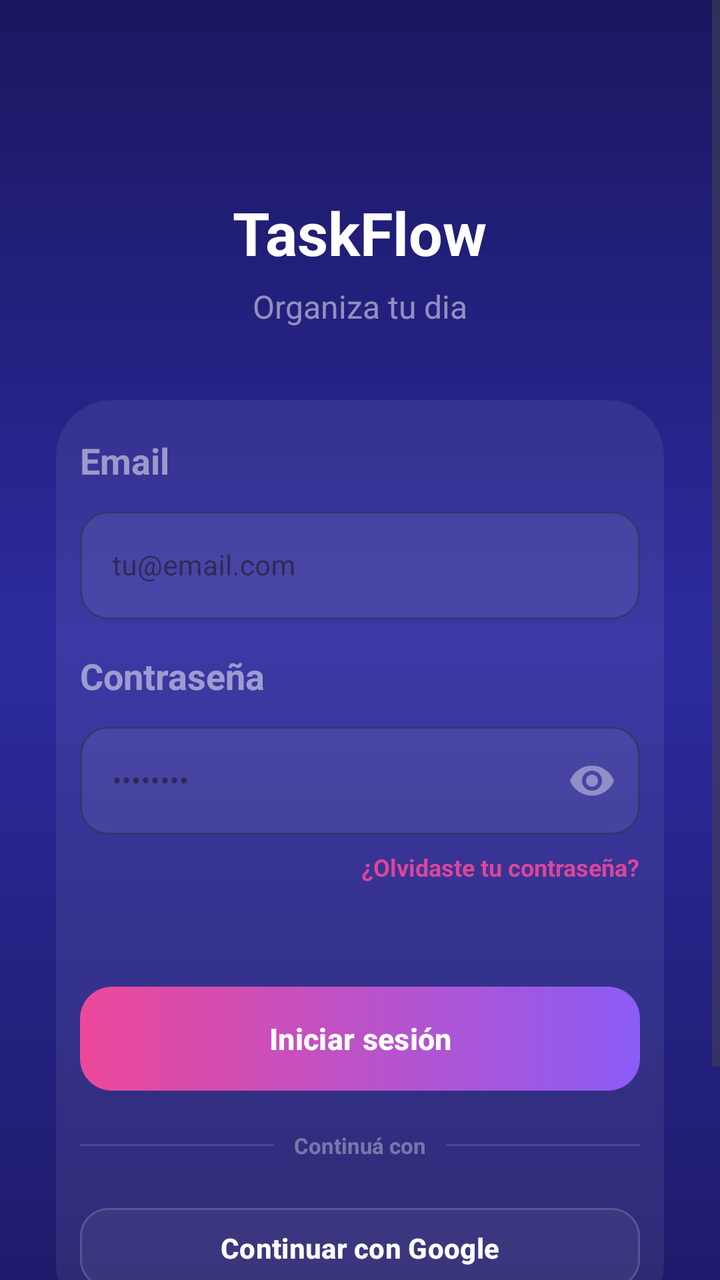
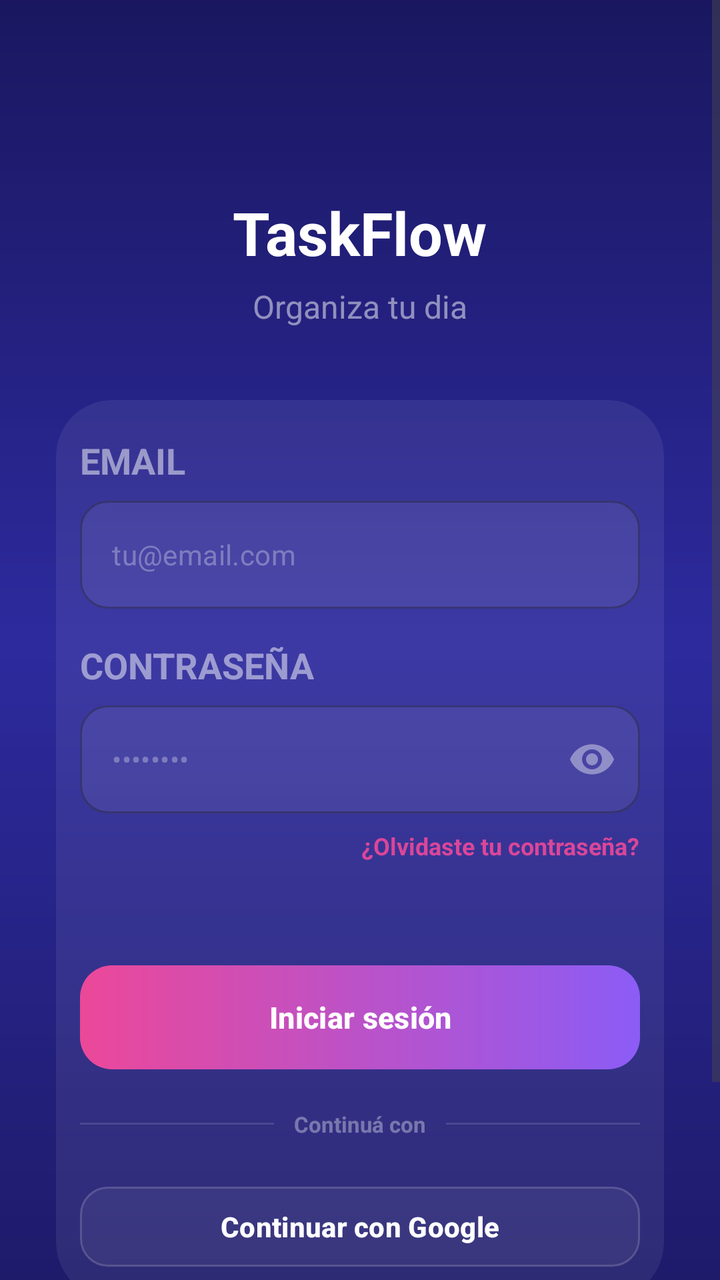

Compare the two renders of this Android layout. The source of the first and the diff that turns it into the second are given below.
<!-- AndroidManifest.xml: application theme Theme.AppTareas -->
<!-- res/layout/login.xml -->
<?xml version="1.0" encoding="utf-8"?>
<ScrollView
    xmlns:android="http://schemas.android.com/apk/res/android"
    android:layout_width="match_parent"
    android:layout_height="match_parent"
    xmlns:app="http://schemas.android.com/apk/res-auto"
    android:background="@drawable/bg_gradient_login"
    android:fillViewport="true"> 

    <LinearLayout
        android:layout_width="match_parent"
        android:layout_height="wrap_content"
        android:orientation="vertical"
        android:gravity="center_horizontal"
        android:paddingStart="28dp"
        android:paddingEnd="28dp"
        android:paddingTop="80dp"
        android:paddingBottom="40dp">

        <TextView
            android:layout_width="wrap_content"
            android:layout_height="wrap_content"
            android:layout_marginTop="16dp"
            android:text="TaskFlow"
            android:textColor="#FFFFFF"
            android:textSize="30sp"
            android:textStyle="bold" />

        <TextView
        android:layout_width="wrap_content"
        android:layout_height="wrap_content"
        android:layout_marginTop="6dp"
        android:text="Organiza tu dia"
        android:textColor="#80FFFFFF"
        android:textSize="16sp"
         />

    
    <androidx.cardview.widget.CardView
        android:layout_width="match_parent"
        android:layout_height="wrap_content"
        android:layout_marginTop="36dp"
        app:cardCornerRadius="28dp"
        app:cardBackgroundColor="#12FFFFFF"
        app:cardElevation="0dp">

        <LinearLayout
            android:layout_width="match_parent"
            android:layout_height="wrap_content"
            android:orientation="vertical"
            android:padding="12dp">

            
            <TextView
                android:layout_width="wrap_content"
                android:layout_height="wrap_content"
                android:layout_marginTop="6dp"
                android:text="Email"
                android:textColor="#80FFFFFF"
                android:textSize="18sp"
                android:textStyle="bold" />

            <com.google.android.material.textfield.TextInputLayout
                android:id="@+id/tilEmail"
                android:layout_width="match_parent"
                android:layout_height="wrap_content"
                android:layout_marginTop="8dp"
                style="@style/Widget.MaterialComponents.TextInputLayout.OutlinedBox"
                app:boxCornerRadiusTopStart="14dp"
                app:boxCornerRadiusTopEnd="14dp"
                app:boxCornerRadiusBottomStart="14dp"
                app:boxCornerRadiusBottomEnd="14dp"
                app:boxStrokeWidth="1dp"
                app:boxBackgroundColor="#12FFFFFF"
                app:startIconTint="#66FFFFFF">

                <com.google.android.material.textfield.TextInputEditText
                    android:id="@+id/etEmail"
                    android:layout_width="match_parent"
                    android:layout_height="54dp"
                    android:hint="tu@email.com"
                    android:textColor="#FFFFFF"
                    android:textColorHint="#4DFFFFFF"
                    android:inputType="textEmailAddress"
                    android:textSize="14sp" />

            </com.google.android.material.textfield.TextInputLayout>

            <TextView
                android:layout_width="wrap_content"
                android:layout_height="wrap_content"
                android:layout_marginTop="16dp"
                android:text="Contraseña"
                android:textColor="#80FFFFFF"
                android:textSize="18sp"
                android:textStyle="bold" />

            
            <com.google.android.material.textfield.TextInputLayout
                android:id="@+id/tilPassword"
                android:layout_width="match_parent"
                android:layout_height="wrap_content"
                android:layout_marginTop="8dp"
                style="@style/Widget.MaterialComponents.TextInputLayout.OutlinedBox"
                app:boxCornerRadiusTopStart="14dp"
                app:boxCornerRadiusTopEnd="14dp"
                app:boxCornerRadiusBottomStart="14dp"
                app:boxCornerRadiusBottomEnd="14dp"

                app:boxStrokeWidth="1dp"
                app:boxBackgroundColor="#12FFFFFF"
                app:startIconTint="#66FFFFFF"
                app:endIconMode="password_toggle"
                app:endIconTint="#66FFFFFF"
                >

                <com.google.android.material.textfield.TextInputEditText
                    android:id="@+id/etpassword"
                    android:layout_width="match_parent"
                    android:layout_height="54dp"
                    android:hint="••••••••"
                    android:textColor="#FFFFFF"
                    android:textColorHint="#4DFFFFFF"
                    android:inputType="textPassword"
                    android:textSize="14sp" />

            </com.google.android.material.textfield.TextInputLayout>

            
            <TextView
                android:id="@+id/forgotPassword"
                android:layout_width="wrap_content"
                android:layout_height="wrap_content"
                android:layout_gravity="end"
                android:layout_marginTop="8dp"
                android:clickable="true"
                android:focusable="true"
                android:minHeight="48dp"
                android:text="¿Olvidaste tu contraseña?"
                android:textColor="#E6EC4899"
                android:textSize="12sp"
                android:textStyle="bold" />

            
            <Button
                android:id="@+id/btnLogin"
                android:layout_width="match_parent"
                android:layout_height="52dp"
                android:layout_marginTop="20dp"
                android:text="Iniciar sesión"
                android:textColor="#FFFFFF"
                android:background="@drawable/bg_button_gradient"
                app:backgroundTint="@null"
                android:textSize="15sp"
                android:textStyle="bold"
                android:stateListAnimator="@null"
                android:elevation="0dp" />

            
            <LinearLayout
                android:layout_width="match_parent"
                android:layout_height="wrap_content"
                android:orientation="horizontal"
                android:gravity="center_vertical"
                android:layout_marginTop="20dp"
                android:layout_marginBottom="20dp">

                <View
                    android:layout_width="0dp"
                    android:layout_height="1dp"
                    android:layout_weight="1"
                    android:background="#1FFFFFFF" />

                <TextView
                    android:layout_width="wrap_content"
                    android:layout_height="wrap_content"
                    android:paddingStart="10dp"
                    android:paddingEnd="10dp"
                    android:text="Continuá con"
                    android:textColor="#59FFFFFF"
                    android:textSize="11sp"
                    android:textStyle="bold" />

                <View
                    android:layout_width="0dp"
                    android:layout_height="1dp"
                    android:layout_weight="1"
                    android:background="#1FFFFFFF" />

            </LinearLayout>

            <com.google.android.material.button.MaterialButton
                android:id="@+id/btnGoogle"
                android:layout_width="match_parent"
                android:layout_height="48dp"
                android:text="Continuar con Google"
                android:textColor="#FFFFFF"
                android:textSize="14sp"
                android:textStyle="bold"
                app:strokeColor="#26FFFFFF"
                app:strokeWidth="1dp"
                app:cornerRadius="14dp"
                app:backgroundTint="#0DFFFFFF"
                android:elevation="0dp"
                android:stateListAnimator="@null" />


        </LinearLayout>


    </androidx.cardview.widget.CardView>



        
        <LinearLayout
            android:layout_width="wrap_content"
            android:layout_height="wrap_content"
            android:orientation="horizontal"
            android:layout_marginTop="20dp">

            <TextView
                android:layout_width="wrap_content"
                android:layout_height="wrap_content"
                android:text="¿No tenés cuenta? "
                android:textColor="#73FFFFFF"
                android:textSize="13sp" />

            <TextView
                android:id="@+id/tvSignUp"
                android:layout_width="wrap_content"
                android:layout_height="wrap_content"
                android:text="Registrate"
                android:textColor="#E6EC4899"
                android:textSize="13sp"
                android:textStyle="bold"
                android:clickable="true"
                android:focusable="true"
                android:minHeight="48dp"
                android:gravity="center_vertical" />

        </LinearLayout>



    </LinearLayout>


</ScrollView>
<!-- resources referenced by this layout -->
<resources>
  <!-- drawable bg_button_gradient (drawable) -->
  <?xml version="1.0" encoding="utf-8"?>
  <shape xmlns:android="http://schemas.android.com/apk/res/android"
      android:shape="rectangle">
      <gradient
          android:type="linear"
          android:angle="0"
          android:startColor="#FFEC4899"
          android:endColor="#FF8B5CF6" />
      <corners android:radius="16dp" />
  </shape>
  <!-- drawable bg_gradient_login (drawable) -->
  <?xml version="1.0" encoding="utf-8"?>
  <shape xmlns:android="http://schemas.android.com/apk/res/android">
  
      <gradient
          android:type="linear"
          android:angle="160"
          android:startColor="#FF1A1760"
          android:centerColor="#FF2D2A9E"
          android:endColor="#FF1E1B6B" />
  
  
  </shape>
  <style name="Theme.AppTareas" parent="Base.Theme.AppTareas" />
  <style name="Base.Theme.AppTareas" parent="Theme.Material3.DayNight.NoActionBar">
          
          
      </style>
</resources>

<!-- the commit's change to res/layout/login.xml (unified diff, before → after) -->
@@ -5,7 +5,7 @@
     android:layout_height="match_parent"
     xmlns:app="http://schemas.android.com/apk/res-auto"
     android:background="@drawable/bg_gradient_login"
-    android:fillViewport="true"> 
+    android:fillViewport="true">
 
     <LinearLayout
         android:layout_width="match_parent"
@@ -21,208 +21,196 @@
             android:layout_width="wrap_content"
             android:layout_height="wrap_content"
             android:layout_marginTop="16dp"
-            android:text="TaskFlow"
+            android:text="@string/title_taskflow"
             android:textColor="#FFFFFF"
             android:textSize="30sp"
             android:textStyle="bold" />
 
         <TextView
-        android:layout_width="wrap_content"
-        android:layout_height="wrap_content"
-        android:layout_marginTop="6dp"
-        android:text="Organiza tu dia"
-        android:textColor="#80FFFFFF"
-        android:textSize="16sp"
-         />
-
-    
-    <androidx.cardview.widget.CardView
-        android:layout_width="match_parent"
-        android:layout_height="wrap_content"
-        android:layout_marginTop="36dp"
-        app:cardCornerRadius="28dp"
-        app:cardBackgroundColor="#12FFFFFF"
-        app:cardElevation="0dp">
+            android:layout_width="wrap_content"
+            android:layout_height="wrap_content"
+            android:layout_marginTop="6dp"
+            android:text="@string/subtitle_organiza_dia"
+            android:textColor="#80FFFFFF"
+            android:textSize="16sp" />
+
+        <androidx.cardview.widget.CardView
+            android:layout_width="match_parent"
+            android:layout_height="wrap_content"
+            android:layout_marginTop="36dp"
+            app:cardCornerRadius="28dp"
+            app:cardBackgroundColor="#12FFFFFF"
+            app:cardElevation="0dp">
+
+            <LinearLayout
+                android:layout_width="match_parent"
+                android:layout_height="wrap_content"
+                android:orientation="vertical"
+                android:padding="12dp">
+
+                <TextView
+                    android:layout_width="wrap_content"
+                    android:layout_height="wrap_content"
+                    android:layout_marginTop="6dp"
+                    android:text="@string/label_email"
+                    android:textColor="#80FFFFFF"
+                    android:textSize="18sp"
+                    android:textStyle="bold" />
+
+                <com.google.android.material.textfield.TextInputLayout
+                    android:id="@+id/tilEmail"
+                    android:layout_width="match_parent"
+                    android:layout_height="wrap_content"
+                    android:layout_marginTop="8dp"
+                    style="@style/Widget.MaterialComponents.TextInputLayout.OutlinedBox"
+                    app:hintEnabled="false"
+                    app:boxCornerRadiusTopStart="14dp"
+                    app:boxCornerRadiusTopEnd="14dp"
+                    app:boxCornerRadiusBottomStart="14dp"
+                    app:boxCornerRadiusBottomEnd="14dp"
+                    app:boxStrokeWidth="1dp"
+                    app:boxBackgroundColor="#12FFFFFF"
+                    app:startIconTint="#66FFFFFF">
+
+                    <com.google.android.material.textfield.TextInputEditText
+                        android:id="@+id/etEmail"
+                        android:layout_width="match_parent"
+                        android:layout_height="54dp"
+                        android:hint="@string/hint_email"
+                        android:textColor="#FFFFFF"
+                        android:textColorHint="#4DFFFFFF"
+                        android:inputType="textEmailAddress"
+                        android:textSize="14sp" />
+
+                </com.google.android.material.textfield.TextInputLayout>
+
+                <TextView
+                    android:layout_width="wrap_content"
+                    android:layout_height="wrap_content"
+                    android:layout_marginTop="16dp"
+                    android:text="@string/label_contrasena"
+                    android:textColor="#80FFFFFF"
+                    android:textSize="18sp"
+                    android:textStyle="bold" />
+
+                <com.google.android.material.textfield.TextInputLayout
+                    android:id="@+id/tilPassword"
+                    android:layout_width="match_parent"
+                    android:layout_height="wrap_content"
+                    android:layout_marginTop="8dp"
+                    style="@style/Widget.MaterialComponents.TextInputLayout.OutlinedBox"
+                    app:hintEnabled="false"
+                    app:boxCornerRadiusTopStart="14dp"
+                    app:boxCornerRadiusTopEnd="14dp"
+                    app:boxCornerRadiusBottomStart="14dp"
+                    app:boxCornerRadiusBottomEnd="14dp"
+                    app:boxStrokeWidth="1dp"
+                    app:boxBackgroundColor="#12FFFFFF"
+                    app:startIconTint="#66FFFFFF"
+                    app:endIconMode="password_toggle"
+                    app:endIconTint="#66FFFFFF">
+
+                    <com.google.android.material.textfield.TextInputEditText
+                        android:id="@+id/etpassword"
+                        android:layout_width="match_parent"
+                        android:layout_height="54dp"
+                        android:hint="@string/hint_password_dots"
+                        android:textColor="#FFFFFF"
+                        android:textColorHint="#4DFFFFFF"
+                        android:inputType="textPassword"
+                        android:textSize="14sp" />
+
+                </com.google.android.material.textfield.TextInputLayout>
+
+                <TextView
+                    android:id="@+id/forgotPassword"
+                    android:layout_width="wrap_content"
+                    android:layout_height="wrap_content"
+                    android:layout_gravity="end"
+                    android:layout_marginTop="8dp"
+                    android:clickable="true"
+                    android:focusable="true"
+                    android:minHeight="48dp"
+                    android:text="@string/btn_olvidaste_contrasena"
+                    android:textColor="#E6EC4899"
+                    android:textSize="12sp"
+                    android:textStyle="bold" />
+
+                <Button
+                    android:id="@+id/btnLogin"
+                    android:layout_width="match_parent"
+                    android:layout_height="52dp"
+                    android:layout_marginTop="20dp"
+                    android:text="@string/btn_iniciar_sesion"
+                    android:textColor="#FFFFFF"
+                    android:background="@drawable/bg_button_gradient"
+                    app:backgroundTint="@null"
+                    android:textSize="15sp"
+                    android:textStyle="bold"
+                    android:stateListAnimator="@null"
+                    android:elevation="0dp" />
+
+                <LinearLayout
+                    android:layout_width="match_parent"
+                    android:layout_height="wrap_content"
+                    android:orientation="horizontal"
+                    android:gravity="center_vertical"
+                    android:layout_marginTop="20dp"
+                    android:layout_marginBottom="20dp">
+
+                    <View
+                        android:layout_width="0dp"
+                        android:layout_height="1dp"
+                        android:layout_weight="1"
+                        android:background="#1FFFFFFF" />
+
+                    <TextView
+                        android:layout_width="wrap_content"
+                        android:layout_height="wrap_content"
+                        android:paddingStart="10dp"
+                        android:paddingEnd="10dp"
+                        android:text="@string/label_continua_con"
+                        android:textColor="#59FFFFFF"
+                        android:textSize="11sp"
+                        android:textStyle="bold" />
+
+                    <View
+                        android:layout_width="0dp"
+                        android:layout_height="1dp"
+                        android:layout_weight="1"
+                        android:background="#1FFFFFFF" />
+
+                </LinearLayout>
+
+                <com.google.android.material.button.MaterialButton
+                    android:id="@+id/btnGoogle"
+                    android:layout_width="match_parent"
+                    android:layout_height="48dp"
+                    android:text="@string/btn_continuar_google"
+                    android:textColor="#FFFFFF"
+                    android:textSize="14sp"
+                    android:textStyle="bold"
+                    app:strokeColor="#26FFFFFF"
+                    app:strokeWidth="1dp"
+                    app:cornerRadius="14dp"
+                    app:backgroundTint="#0DFFFFFF"
+                    android:elevation="0dp"
+                    android:stateListAnimator="@null" />
+
+            </LinearLayout>
+
+        </androidx.cardview.widget.CardView>
 
         <LinearLayout
-            android:layout_width="match_parent"
-            android:layout_height="wrap_content"
-            android:orientation="vertical"
-            android:padding="12dp">
-
-            
+            android:layout_width="wrap_content"
+            android:layout_height="wrap_content"
+            android:orientation="horizontal"
+            android:layout_marginTop="20dp">
+
             <TextView
                 android:layout_width="wrap_content"
                 android:layout_height="wrap_content"
-                android:layout_marginTop="6dp"
-                android:text="Email"
-                android:textColor="#80FFFFFF"
-                android:textSize="18sp"
-                android:textStyle="bold" />
-
-            <com.google.android.material.textfield.TextInputLayout
-                android:id="@+id/tilEmail"
-                android:layout_width="match_parent"
-                android:layout_height="wrap_content"
-                android:layout_marginTop="8dp"
-                style="@style/Widget.MaterialComponents.TextInputLayout.OutlinedBox"
-                app:boxCornerRadiusTopStart="14dp"
-                app:boxCornerRadiusTopEnd="14dp"
-                app:boxCornerRadiusBottomStart="14dp"
-                app:boxCornerRadiusBottomEnd="14dp"
-                app:boxStrokeWidth="1dp"
-                app:boxBackgroundColor="#12FFFFFF"
-                app:startIconTint="#66FFFFFF">
-
-                <com.google.android.material.textfield.TextInputEditText
-                    android:id="@+id/etEmail"
-                    android:layout_width="match_parent"
-                    android:layout_height="54dp"
-                    android:hint="tu@email.com"
-                    android:textColor="#FFFFFF"
-                    android:textColorHint="#4DFFFFFF"
-                    android:inputType="textEmailAddress"
-                    android:textSize="14sp" />
-
-            </com.google.android.material.textfield.TextInputLayout>
-
-            <TextView
-                android:layout_width="wrap_content"
-                android:layout_height="wrap_content"
-                android:layout_marginTop="16dp"
-                android:text="Contraseña"
-                android:textColor="#80FFFFFF"
-                android:textSize="18sp"
-                android:textStyle="bold" />
-
-            
-            <com.google.android.material.textfield.TextInputLayout
-                android:id="@+id/tilPassword"
-                android:layout_width="match_parent"
-                android:layout_height="wrap_content"
-                android:layout_marginTop="8dp"
-                style="@style/Widget.MaterialComponents.TextInputLayout.OutlinedBox"
-                app:boxCornerRadiusTopStart="14dp"
-                app:boxCornerRadiusTopEnd="14dp"
-                app:boxCornerRadiusBottomStart="14dp"
-                app:boxCornerRadiusBottomEnd="14dp"
-
-                app:boxStrokeWidth="1dp"
-                app:boxBackgroundColor="#12FFFFFF"
-                app:startIconTint="#66FFFFFF"
-                app:endIconMode="password_toggle"
-                app:endIconTint="#66FFFFFF"
-                >
-
-                <com.google.android.material.textfield.TextInputEditText
-                    android:id="@+id/etpassword"
-                    android:layout_width="match_parent"
-                    android:layout_height="54dp"
-                    android:hint="••••••••"
-                    android:textColor="#FFFFFF"
-                    android:textColorHint="#4DFFFFFF"
-                    android:inputType="textPassword"
-                    android:textSize="14sp" />
-
-            </com.google.android.material.textfield.TextInputLayout>
-
-            
-            <TextView
-                android:id="@+id/forgotPassword"
-                android:layout_width="wrap_content"
-                android:layout_height="wrap_content"
-                android:layout_gravity="end"
-                android:layout_marginTop="8dp"
-                android:clickable="true"
-                android:focusable="true"
-                android:minHeight="48dp"
-                android:text="¿Olvidaste tu contraseña?"
-                android:textColor="#E6EC4899"
-                android:textSize="12sp"
-                android:textStyle="bold" />
-
-            
-            <Button
-                android:id="@+id/btnLogin"
-                android:layout_width="match_parent"
-                android:layout_height="52dp"
-                android:layout_marginTop="20dp"
-                android:text="Iniciar sesión"
-                android:textColor="#FFFFFF"
-                android:background="@drawable/bg_button_gradient"
-                app:backgroundTint="@null"
-                android:textSize="15sp"
-                android:textStyle="bold"
-                android:stateListAnimator="@null"
-                android:elevation="0dp" />
-
-            
-            <LinearLayout
-                android:layout_width="match_parent"
-                android:layout_height="wrap_content"
-                android:orientation="horizontal"
-                android:gravity="center_vertical"
-                android:layout_marginTop="20dp"
-                android:layout_marginBottom="20dp">
-
-                <View
-                    android:layout_width="0dp"
-                    android:layout_height="1dp"
-                    android:layout_weight="1"
-                    android:background="#1FFFFFFF" />
-
-                <TextView
-                    android:layout_width="wrap_content"
-                    android:layout_height="wrap_content"
-                    android:paddingStart="10dp"
-                    android:paddingEnd="10dp"
-                    android:text="Continuá con"
-                    android:textColor="#59FFFFFF"
-                    android:textSize="11sp"
-                    android:textStyle="bold" />
-
-                <View
-                    android:layout_width="0dp"
-                    android:layout_height="1dp"
-                    android:layout_weight="1"
-                    android:background="#1FFFFFFF" />
-
-            </LinearLayout>
-
-            <com.google.android.material.button.MaterialButton
-                android:id="@+id/btnGoogle"
-                android:layout_width="match_parent"
-                android:layout_height="48dp"
-                android:text="Continuar con Google"
-                android:textColor="#FFFFFF"
-                android:textSize="14sp"
-                android:textStyle="bold"
-                app:strokeColor="#26FFFFFF"
-                app:strokeWidth="1dp"
-                app:cornerRadius="14dp"
-                app:backgroundTint="#0DFFFFFF"
-                android:elevation="0dp"
-                android:stateListAnimator="@null" />
-
-
-        </LinearLayout>
-
-
-    </androidx.cardview.widget.CardView>
-
-
-
-        
-        <LinearLayout
-            android:layout_width="wrap_content"
-            android:layout_height="wrap_content"
-            android:orientation="horizontal"
-            android:layout_marginTop="20dp">
-
-            <TextView
-                android:layout_width="wrap_content"
-                android:layout_height="wrap_content"
-                android:text="¿No tenés cuenta? "
+                android:text="@string/label_no_tienes_cuenta"
                 android:textColor="#73FFFFFF"
                 android:textSize="13sp" />
 
@@ -230,7 +218,7 @@
                 android:id="@+id/tvSignUp"
                 android:layout_width="wrap_content"
                 android:layout_height="wrap_content"
-                android:text="Registrate"
+                android:text="@string/btn_registrate"
                 android:textColor="#E6EC4899"
                 android:textSize="13sp"
                 android:textStyle="bold"
@@ -241,9 +229,6 @@
 
         </LinearLayout>
 
-
-
     </LinearLayout>
 
-
 </ScrollView>
<!-- resource entries referenced after the edit -->
@@ -24,6 +24,19 @@
   
   
   </shape>
+  <string name="btn_continuar_google">Continuar con Google</string>
+  <string name="btn_iniciar_sesion">Iniciar sesión</string>
+  <string name="btn_olvidaste_contrasena">¿Olvidaste tu contraseña?</string>
+  <string name="btn_registrate">Registrate</string>
+      //notificaicon
+  <string name="hint_email">tu\@email.com</string>
+  <string name="hint_password_dots">••••••••</string>
+  <string name="label_continua_con">Continuá con</string>
+  <string name="label_contrasena">CONTRASEÑA</string>
+  <string name="label_email">EMAIL</string>
+  <string name="label_no_tienes_cuenta">¿No tenés cuenta? </string>
+  <string name="subtitle_organiza_dia">Organiza tu dia</string>
+  <string name="title_taskflow">TaskFlow</string>
   <style name="Theme.AppTareas" parent="Base.Theme.AppTareas" />
   <style name="Base.Theme.AppTareas" parent="Theme.Material3.DayNight.NoActionBar">
           
